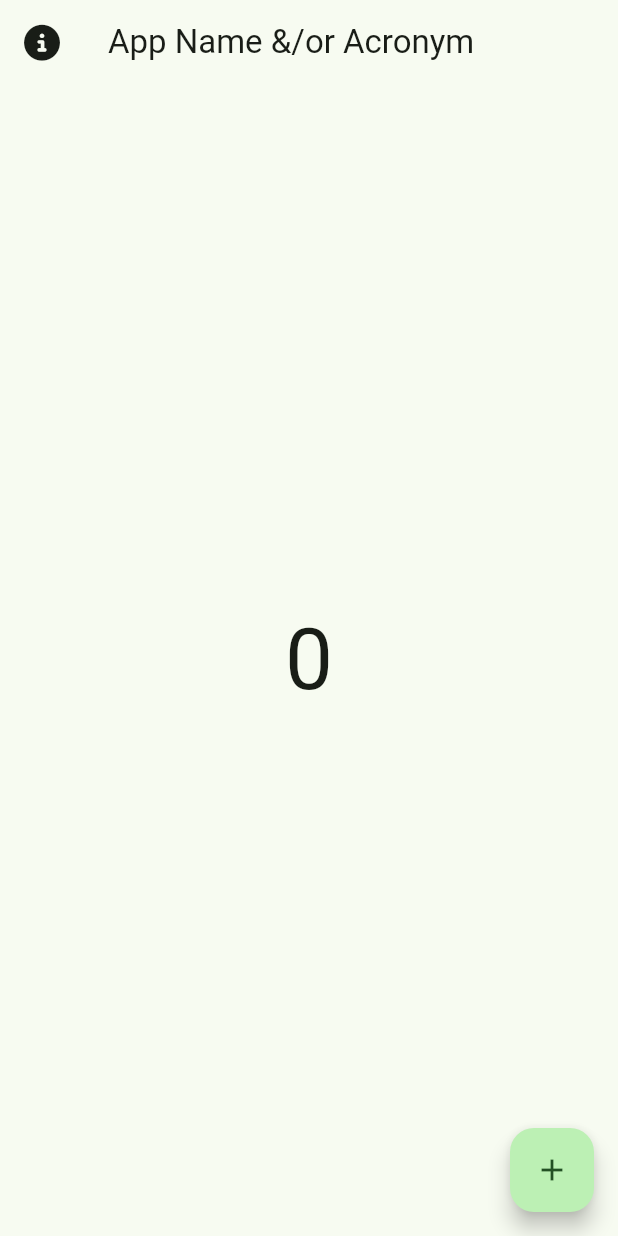
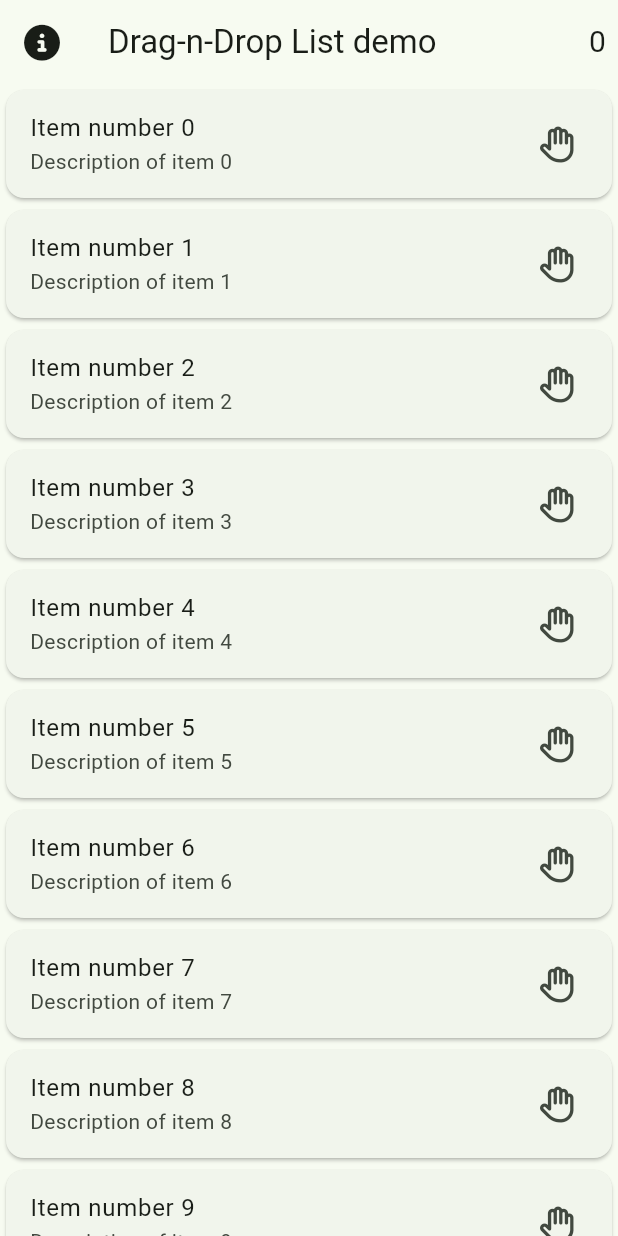
Before and after one commit to eggzotic/dragndrop_list_demo, a Flutter app: the screen it shows after launch, on a phone screen of 412 x 824 dp. Run offline on Flutter 3.47's test engine with Material 3 defaults, Android fonts, the phone set to English and light mode, and no system bars; our stand-ins replace font_awesome_flutter; missing offline and left inert: version.

Commit message:
1st commit of Drag-n-drop List demo

```diff
--- /dev/null
+++ b/lib/event/clear_notice_event.dart
@@ -0,0 +1,9 @@
+import 'package:flutter_template/event/event.dart';
+import 'package:flutter_template/state/app_state.dart';
+
+class ClearNoticeEvent extends Event {
+  @override
+  Future<void> process(AppState appState) async {
+    appState.clearNotice();
+  }
+}
--- a/lib/event/event.dart
+++ b/lib/event/event.dart
@@ -3,5 +3,9 @@ import '../state/app_state.dart';
 /// Parent class of all events triggered by UI actions (e.g. button-click,
 /// list-item selection, ...)
 abstract class Event {
-  Future<void> process(AppState appState);
+  /// Implement this when async event-handling will suffice
+  Future<void> process(AppState appState) async {}
+
+  /// Use this when sync event-handling is required
+  void processSync(AppState appState) {}
 }
--- a/lib/event/increment_value_event.dart
+++ /dev/null
@@ -1,9 +0,0 @@
-import '../state/app_state.dart';
-import 'event.dart';
-
-class IncrementValueEvent extends Event {
-  @override
-  Future<void> process(AppState appState) async {
-    appState.increment();
-  }
-}
--- /dev/null
+++ b/lib/event/move_item_event.dart
@@ -0,0 +1,13 @@
+import 'package:flutter_template/event/event.dart';
+import 'package:flutter_template/state/app_state.dart';
+
+class MoveItemEvent extends Event {
+  final int from;
+  final int to;
+  MoveItemEvent({required this.from, required this.to});
+
+  @override
+  void processSync(AppState appState)  {
+    appState.move(from: from, to: to);
+  }
+}
--- a/lib/main.dart
+++ b/lib/main.dart
@@ -9,7 +9,7 @@ void main() {
   runApp(
     MultiProvider(
       providers: [
-        ChangeNotifierProvider(create: (_) => AppState()),
+        ChangeNotifierProvider(create: (_) => AppState(itemCount: 10)),
         Provider(create: (context) => UiCommon(context: context)),
       ],
       child: const MyApp(),
@@ -24,6 +24,7 @@ class MyApp extends StatelessWidget {
   @override
   Widget build(BuildContext context) {
     return MaterialApp(
+      debugShowCheckedModeBanner: false,
       title: 'Flutter Demo',
       theme: ThemeData(
         colorScheme: ColorScheme.fromSeed(seedColor: Colors.green),
--- /dev/null
+++ b/lib/model/item.dart
@@ -0,0 +1,14 @@
+class Item {
+  final int index;
+  final String name;
+  final String description;
+
+  Item({
+    required this.index,
+    required this.name,
+    required this.description,
+  });
+
+  @override
+  String toString() => name;
+}
--- a/lib/state/app_state.dart
+++ b/lib/state/app_state.dart
@@ -1,4 +1,5 @@
 import 'package:flutter/material.dart';
+import 'package:flutter_template/model/item.dart';
 import 'package:version/version.dart';
 //
 import '../event/event.dart';
@@ -7,24 +8,19 @@ import '../model/failure.dart';
 /// Top-level state - intended to be injected to the Widget tree via
 /// ChangeNotifierProvider
 class AppState extends ChangeNotifier {
-  /// Increment this accordingly with each new commit/build/release
-  /// compare it with the in-DB value to determine whether the user ought to
-  /// update
-  final version = Version(0, 0, 5);
-
-  /// replace this with actual, meaningful state...
-  int _value = 0;
-  int get value => _value;
-  void increment() {
-    _value += 1;
-    // insert a Failure, to demonstrate how they can be communicated
-    if (_value % 10 == 0) _failure = Failure("Multiple of 10 reached!");
-  }
+  final version = Version(0, 0, 6);
 
   //
   Failure? _failure;
   Failure? get failure => _failure;
   bool get hasFailure => _failure != null;
+  String? _notice;
+  String? get notice => _notice;
+  bool get hasNotice => _notice != null;
+
+  void clearNotice() {
+    _notice = null;
+  }
 
   void clearFailure() {
     _failure = null;
@@ -42,4 +38,52 @@ class AppState extends ChangeNotifier {
       if (notify) notifyListeners();
     }
   }
+
+  /// For receiving/processing sync events, such as ReorderableListView
+  /// requires for clean, non-janking, animation of the move of an item
+  void sendEventSync(Event event, {bool notify = true}) {
+    try {
+      event.processSync(this);
+    } on Failure catch (f) {
+      _failure = f;
+    } catch (e) {
+      _failure = Failure("$e");
+    } finally {
+      if (notify) notifyListeners();
+    }
+  }
+
+  /// Local state for this re-orderable-list demo
+  final items = <Item>[];
+  final int itemCount;
+
+  final notifyAfter = 5;
+  int _moveCount = 0;
+  int get moveCount => _moveCount;
+
+  AppState({required this.itemCount}) {
+    for (int i = 0; i < itemCount; i++) {
+      items.add(
+        Item(
+          index: i,
+          name: "Item number $i",
+          description: "Description of item $i",
+        ),
+      );
+    }
+  }
+
+  /// Move an element to another position
+  void move({required int from, required int to}) {
+    // this reduces the indexes of all items after that location
+    final item = items.removeAt(from);
+    if (to > from) to--;
+    debugPrint("$runtimeType from = $from, to = $to");
+    items.insert(to, item);
+    _moveCount++;
+    debugPrint("$runtimeType items now: $items");
+    if (_moveCount % notifyAfter == 0) {
+      _notice = "$_moveCount moves completed!";
+    }
+  }
 }
--- a/lib/widget/home_page.dart
+++ b/lib/widget/home_page.dart
@@ -1,8 +1,11 @@
 import 'package:flutter/material.dart';
+import 'package:flutter_template/event/clear_notice_event.dart';
+import 'package:flutter_template/event/move_item_event.dart';
+import 'package:flutter_template/widget/my_popup.dart';
+import 'package:font_awesome_flutter/font_awesome_flutter.dart';
 import 'package:provider/provider.dart';
 
 import '../event/clear_failure_event.dart';
-import '../event/increment_value_event.dart';
 import '../state/app_state.dart';
 import '../state/ui/ui_common.dart';
 import 'error_popup.dart';
@@ -25,6 +28,22 @@ class HomePage extends StatelessWidget {
           });
         },
       );
+    } else if (appState.hasNotice) {
+      WidgetsBinding.instance.addPostFrameCallback(
+        (_) {
+          showDialog(
+            context: context,
+            builder: (_) => MyPopup(
+              title: const Text("Notice"),
+              rows: [ListTile(title: Text(appState.notice ?? ""))],
+              height: 200,
+              width: 200,
+            ),
+          ).then((_) async {
+            await appState.sendEvent(ClearNoticeEvent());
+          });
+        },
+      );
     }
     return Scaffold(
       appBar: AppBar(
@@ -33,33 +52,50 @@ class HomePage extends StatelessWidget {
             showAboutDialog(
               context: context,
               applicationVersion: "v${appState.version}",
-              applicationName: "App Name & Acronym",
+              applicationName: "Drag-n-Drop List demo",
               applicationIcon: uiState.appIcon,
               applicationLegalese:
-                  "App-name is available for free/purchase, for personal or commercial use. No responsibility is accepted if this app causes any harm to your computer or data. That said, no such harm is expected or intended either. The app is written by Richard (eggzotic@gmail.com), but leverages wonderful work that went into the various composite packages, sourced from https://pub.dev/flutter - see the licenses section for the full detail.",
+                  "Drag-n-Drop List demo is available for free/purchase, for personal or commercial use. No responsibility is accepted if this app causes any harm to your computer or data. That said, no such harm is expected or intended either. The app is written by Richard (eggzotic@gmail.com), but leverages wonderful work that went into the various composite packages, sourced from https://pub.dev/flutter - see the licenses section for the full detail.",
             );
           },
           icon: uiState.aboutIcon,
         ),
-        title: const Text("App Name &/or Acronym"),
+        title: const Text("Drag-n-Drop List demo"),
+        actions: [
+          Padding(
+            padding: const EdgeInsets.all(8.0),
+            child: Text(
+              appState.moveCount.toString(),
+              style: const TextStyle(fontSize: 20),
+            ),
+          ),
+        ],
       ),
       body: LayoutBuilder(
         builder: (context, constraints) {
           // Use this to assist with setting thresholds for layout changes
           debugPrint("$runtimeType width = ${constraints.maxWidth}");
-          return Center(
-            child: Text(
-              "${appState.value}",
-              style: Theme.of(context).textTheme.displayLarge,
-            ),
+          return ReorderableListView.builder(
+            buildDefaultDragHandles: false,
+            itemBuilder: (context, index) {
+              final item = appState.items[index];
+              return Card(
+                key: ValueKey("item ${item.index}"),
+                child: ListTile(
+                  title: Text(item.name),
+                  subtitle: Text(item.description),
+                  trailing: ReorderableDragStartListener(
+                    index: index,
+                    child: const FaIcon(FontAwesomeIcons.hand),
+                  ),
+                ),
+              );
+            },
+            itemCount: appState.itemCount,
+            onReorder: (before, after) =>
+                appState.sendEventSync(MoveItemEvent(from: before, to: after)),
           );
         },
-      ),
-      floatingActionButton: FloatingActionButton(
-        onPressed: () async {
-          await appState.sendEvent(IncrementValueEvent());
-        },
-        child: uiState.addIcon,
       ),
     );
   }
```
